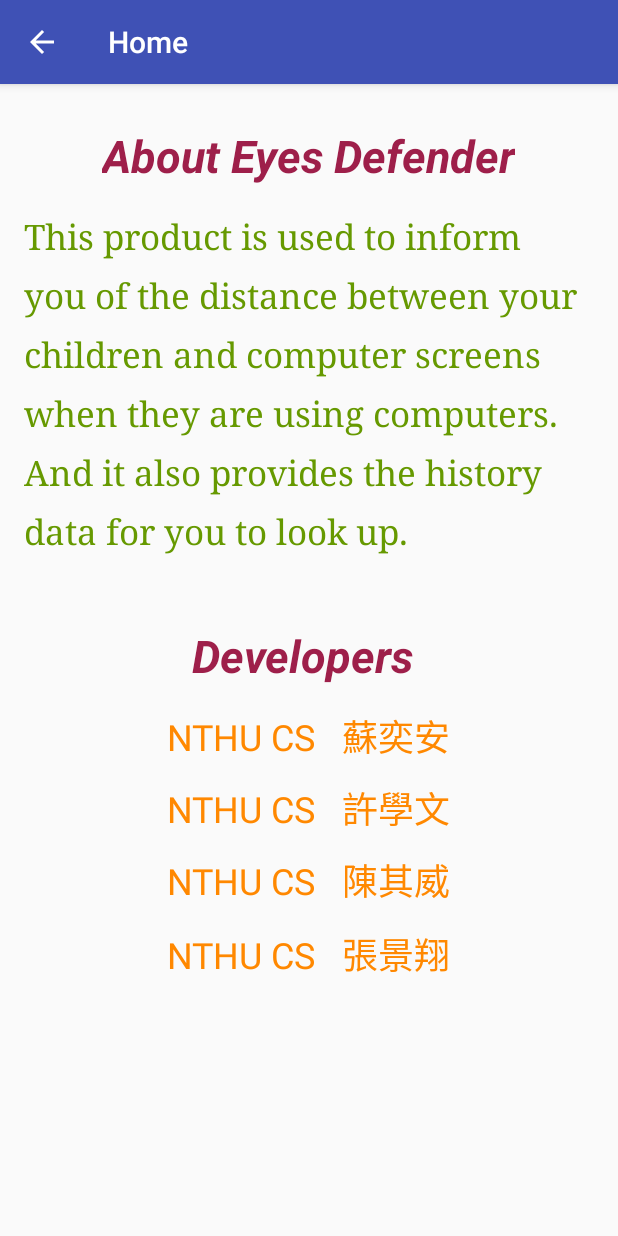
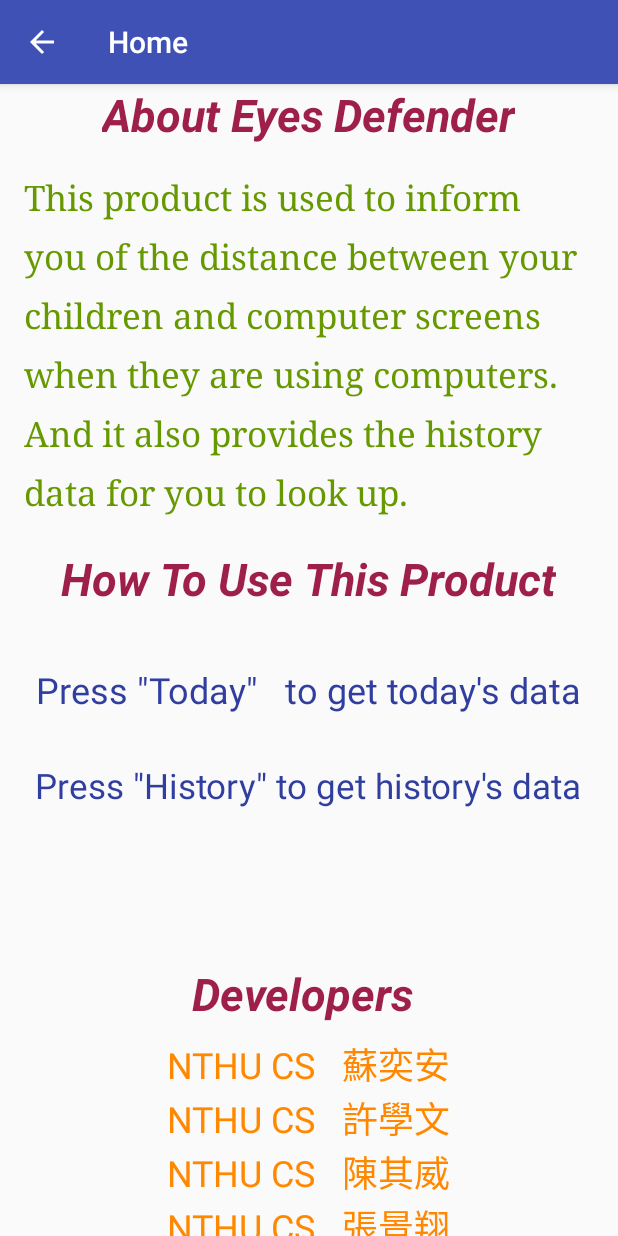
Before and after one commit to Andy103062106/Eyes-Defender, an Android app: the About screen opened directly, with no data from a screen before it, on a phone screen of 412 x 824 dp. Run offline under Robolectric (Android 15) with nearby library versions, the phone set to English and light mode, and no system bars.

Commit message:
add about temper

```diff
--- a/app/src/main/res/layout/activity_about.xml
+++ b/app/src/main/res/layout/activity_about.xml
@@ -14,7 +14,6 @@
         android:layout_height="wrap_content"
         android:layout_alignParentTop="true"
         android:layout_centerHorizontal="true"
-        android:layout_marginTop="27dp"
         android:text="About Eyes Defender"
         android:textColor="@color/colorAccent"
         android:textSize="30sp"
@@ -27,7 +26,7 @@
         android:layout_alignParentLeft="true"
         android:layout_alignParentStart="true"
         android:layout_below="@+id/Title"
-        android:layout_marginTop="18dp"
+        android:layout_marginTop="19dp"
         android:fontFamily="serif"
         android:lineSpacingExtra="12sp"
         android:text="This product is used to inform you of the distance between your children and computer screens when they are using computers. And it also provides the history data for you to look up."
@@ -38,9 +37,9 @@
         android:id="@+id/Developers"
         android:layout_width="155dp"
         android:layout_height="50dp"
-        android:layout_below="@+id/Explanation"
+        android:layout_alignParentBottom="true"
         android:layout_centerHorizontal="true"
-        android:layout_marginTop="47dp"
+        android:layout_marginBottom="132dp"
         android:text="Developers"
         android:textColor="@color/colorAccent"
         android:textSize="30sp"
@@ -52,7 +51,7 @@
         android:layout_height="wrap_content"
         android:layout_alignTop="@+id/Developers"
         android:layout_centerHorizontal="true"
-        android:layout_marginTop="56dp"
+        android:layout_marginTop="49dp"
         android:text="NTHU CS   蘇奕安"
         android:textColor="@android:color/holo_orange_dark"
         android:textSize="24sp" />
@@ -64,7 +63,6 @@
         android:layout_alignLeft="@+id/D1"
         android:layout_alignStart="@+id/D1"
         android:layout_below="@+id/D1"
-        android:layout_marginTop="12dp"
         android:text="NTHU CS   許學文"
         android:textColor="@android:color/holo_orange_dark"
         android:textSize="24sp" />
@@ -73,10 +71,9 @@
         android:id="@+id/D3"
         android:layout_width="wrap_content"
         android:layout_height="wrap_content"
-        android:layout_alignLeft="@+id/D1"
-        android:layout_alignStart="@+id/D1"
+        android:layout_alignLeft="@+id/D2"
+        android:layout_alignStart="@+id/D2"
         android:layout_below="@+id/D2"
-        android:layout_marginTop="12dp"
         android:text="NTHU CS   陳其威"
         android:textColor="@android:color/holo_orange_dark"
         android:textSize="24sp" />
@@ -88,9 +85,42 @@
         android:layout_alignLeft="@+id/D3"
         android:layout_alignStart="@+id/D3"
         android:layout_below="@+id/D3"
-        android:layout_marginTop="13dp"
         android:text="NTHU CS   張景翔"
         android:textColor="@android:color/holo_orange_dark"
         android:textSize="24sp" />
 
+    <CheckedTextView
+        android:id="@+id/HowToUse"
+        android:layout_width="wrap_content"
+        android:layout_height="wrap_content"
+        android:layout_below="@+id/Explanation"
+        android:layout_centerHorizontal="true"
+        android:layout_marginTop="22dp"
+        android:text="How To Use This Product"
+        android:textColor="@color/colorAccent"
+        android:textSize="30sp"
+        android:textStyle="bold|italic" />
+
+    <CheckedTextView
+        android:id="@+id/Today"
+        android:layout_width="wrap_content"
+        android:layout_height="wrap_content"
+        android:layout_below="@+id/HowToUse"
+        android:layout_centerHorizontal="true"
+        android:layout_marginTop="37dp"
+        android:text="Press &quot;Today&quot;   to get today's data"
+        android:textColor="?attr/actionModeSplitBackground"
+        android:textSize="24sp" />
+
+    <CheckedTextView
+        android:id="@+id/checkedTextView13"
+        android:layout_width="wrap_content"
+        android:layout_height="wrap_content"
+        android:layout_below="@+id/Today"
+        android:layout_centerHorizontal="true"
+        android:layout_marginTop="32dp"
+        android:text="Press &quot;History&quot; to get history's data"
+        android:textColor="?attr/actionModeSplitBackground"
+        android:textSize="23.5sp" />
+
 </RelativeLayout>
```
